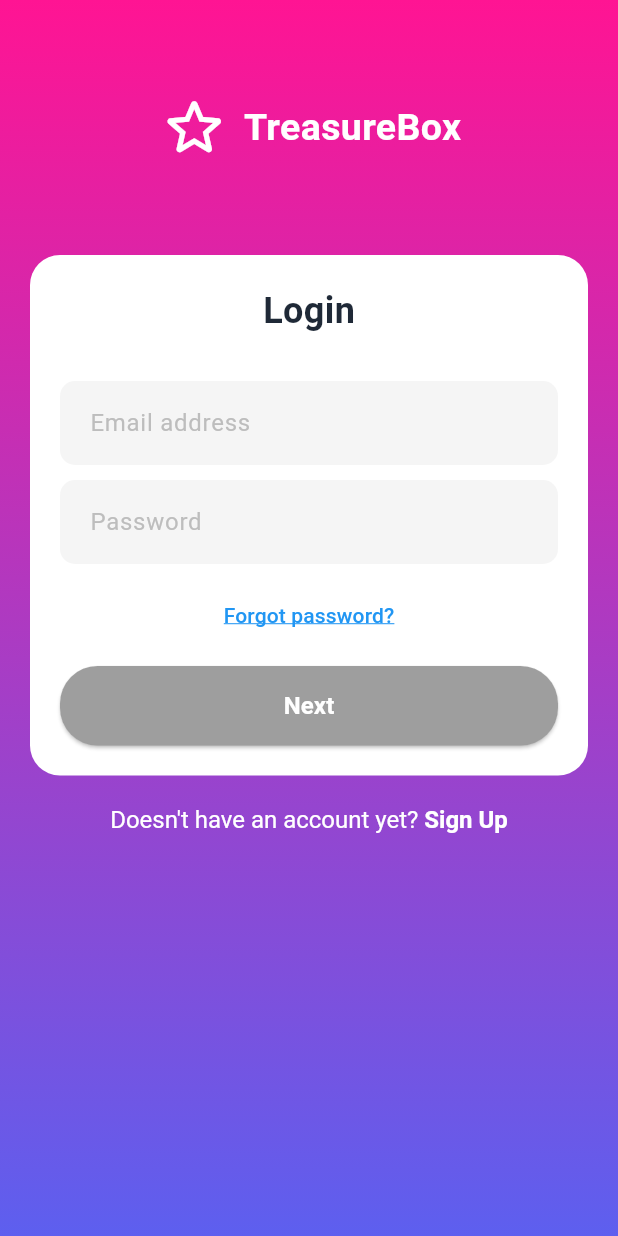
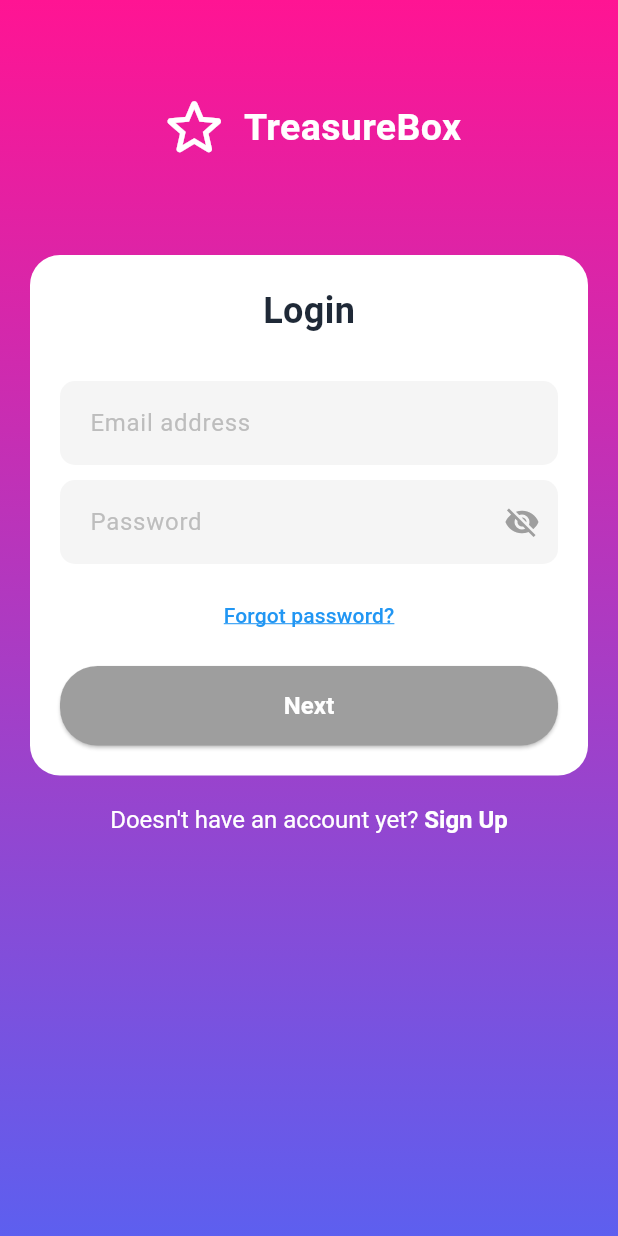
Before and after one commit to qingting88/tb_flutter, a Flutter app: the screen it shows after launch, on a phone screen of 412 x 824 dp. Run offline on Flutter 3.47's test engine with Material 3 defaults, Android fonts, the phone set to English and light mode, and no system bars; our stand-ins replace email_validator, go_router; Roboto replaces fonts that are missing (SF Pro Display).

Commit message:
[feature] update login page ui

```diff
--- a/lib/features/login/pages/login_page.dart
+++ b/lib/features/login/pages/login_page.dart
@@ -22,6 +22,7 @@ class LoginPage extends StatefulWidget {
 class _LoginPageState extends State<LoginPage> {
   final _emailController = TextEditingController();
   final _passwordController = TextEditingController();
+  bool _obscurePassword = true;
 
   void _handleLoginNext(BuildContext context) {
 
@@ -33,6 +34,12 @@ class _LoginPageState extends State<LoginPage> {
 
   void _handleSignup(BuildContext context) {
     context.go(AppConstants.signUpRoute);
+  }
+
+  void _togglePasswordVisibility() {
+    setState(() {
+      _obscurePassword = !_obscurePassword;
+    });
   }
 
   @override
@@ -74,7 +81,17 @@ class _LoginPageState extends State<LoginPage> {
                                   AppTextField(
                                     hintText: 'Password',
                                     controller: _passwordController,
-                                    keyboardType: TextInputType.visiblePassword,
+                                    obscureText: _obscurePassword,
+                                    validator: Validators.validatePassword,
+                                    suffixIcon: IconButton(
+                                      icon: Icon(
+                                        _obscurePassword
+                                            ? Icons.visibility_off
+                                            : Icons.visibility,
+                                        color: Colors.grey,
+                                      ),
+                                      onPressed: _togglePasswordVisibility,
+                                    ),
                                   ),
                                   const SizedBox(height: 10),
                                   Center(child:
```
